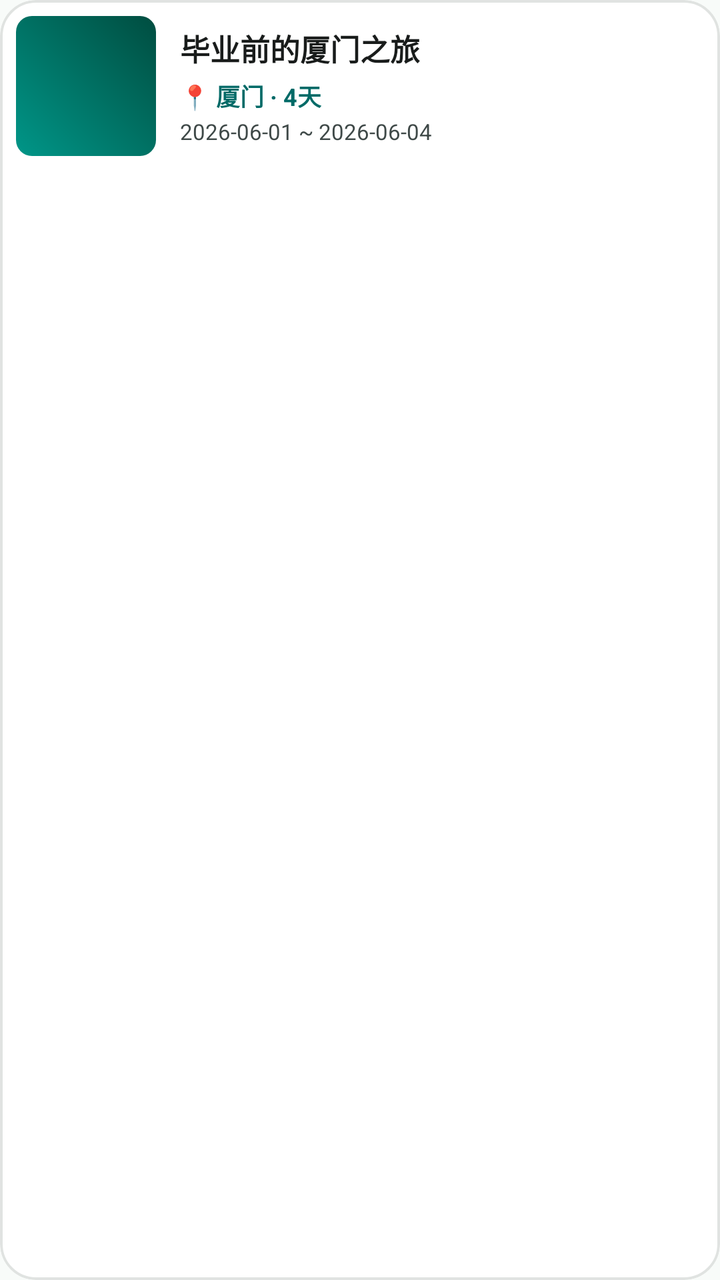
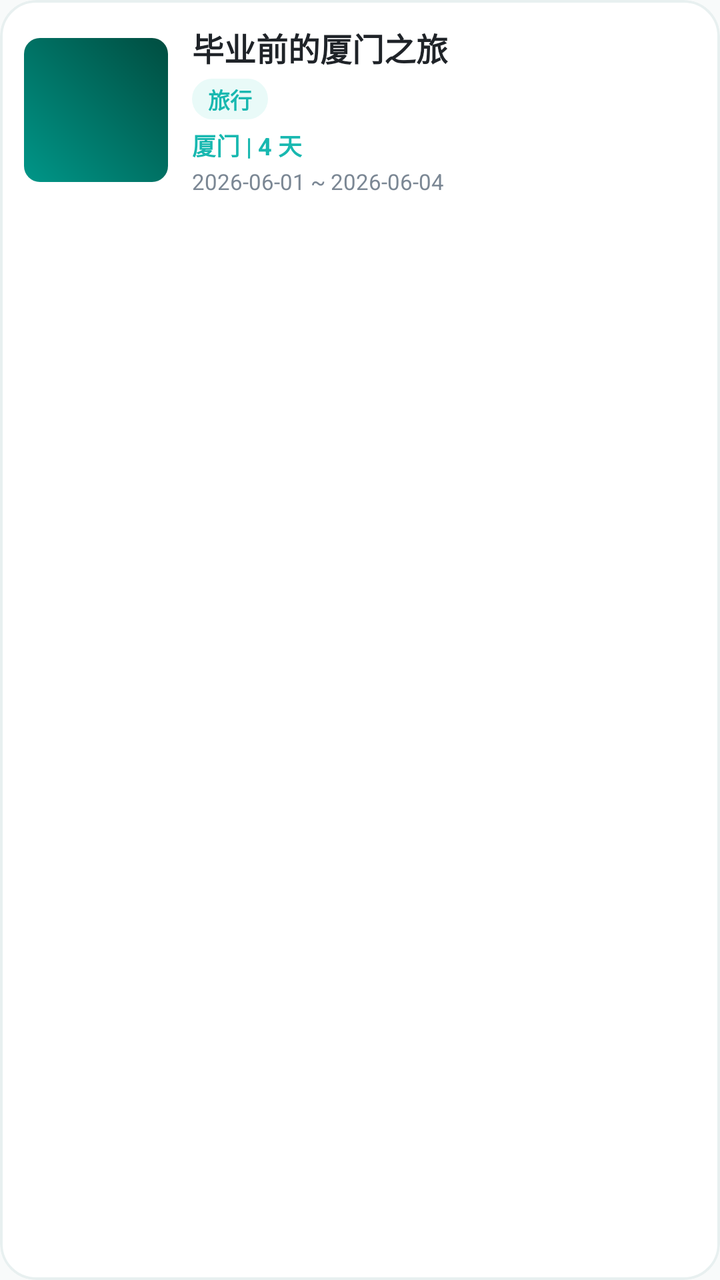

The first picture is an Android layout as it rendered before a commit; the second is the same layout after the commit. The layout source and the unified diff follow.
<!-- AndroidManifest.xml: application theme Theme.TravelMemory -->
<!-- res/layout/item_search_result.xml -->
<?xml version="1.0" encoding="utf-8"?>
<com.google.android.material.card.MaterialCardView xmlns:android="http://schemas.android.com/apk/res/android"
    xmlns:app="http://schemas.android.com/apk/res-auto"
    android:layout_width="match_parent"
    android:layout_height="wrap_content"
    android:layout_marginHorizontal="8dp"
    android:layout_marginVertical="6dp"
    app:cardCornerRadius="18dp"
    app:cardElevation="0dp"
    app:strokeColor="@color/divider"
    app:strokeWidth="1.2dp"
    app:cardBackgroundColor="@color/white">

    <LinearLayout
        android:layout_width="match_parent"
        android:layout_height="wrap_content"
        android:orientation="horizontal"
        android:padding="8dp"
        android:gravity="center_vertical">

        
        <ImageView
            android:id="@+id/iv_search_thumb"
            android:layout_width="70dp"
            android:layout_height="70dp"
            android:scaleType="centerCrop"
            android:src="@drawable/travel_placeholder"
            android:contentDescription="记录缩略图" />

        <LinearLayout
            android:layout_width="0dp"
            android:layout_height="wrap_content"
            android:layout_weight="1"
            android:orientation="vertical"
            android:layout_marginStart="12dp">

            <TextView
                android:id="@+id/tv_search_name"
                android:layout_width="match_parent"
                android:layout_height="wrap_content"
                android:text="毕业前的厦门之旅"
                android:textSize="15dp"
                android:textStyle="bold"
                android:textColor="@color/black" />

            <TextView
                android:id="@+id/tv_search_dest_days"
                android:layout_width="match_parent"
                android:layout_height="wrap_content"
                android:text="📍 厦门 · 4天"
                android:textSize="12sp"
                android:textColor="@color/primary"
                android:textStyle="bold"
                android:layout_marginTop="4dp" />

            <TextView
                android:id="@+id/tv_search_dates"
                android:layout_width="match_parent"
                android:layout_height="wrap_content"
                android:text="2026-06-01 ~ 2026-06-04"
                android:textSize="11sp"
                android:textColor="@color/text_secondary"
                android:layout_marginTop="2dp" />

        </LinearLayout>

    </LinearLayout>

</com.google.android.material.card.MaterialCardView>
<!-- resources referenced by this layout -->
<resources>
  <color name="black">#191C1B</color>
  <color name="divider">#E0E3E1</color>
  <color name="primary">#006A67</color>
  <color name="text_secondary">#3F4948</color>
  <color name="white">#FFFFFF</color>
  <!-- drawable travel_placeholder (drawable) -->
  <?xml version="1.0" encoding="utf-8"?>
  <shape xmlns:android="http://schemas.android.com/apk/res/android"
      android:shape="rectangle">
      <gradient
          android:startColor="#009688"
          android:endColor="#004D40"
          android:angle="45"/>
      <corners android:radius="8dp" />
  </shape>
  <style name="Theme.TravelMemory" parent="Theme.MaterialComponents.Light.NoActionBar">
          
          <item name="colorPrimary">@color/primary</item>
          <item name="colorPrimaryDark">@color/primary_dark</item>
          <item name="colorAccent">@color/accent</item>
  
          
          <item name="android:windowBackground">@color/bg_light</item>
          <item name="android:statusBarColor">@color/primary_dark</item>
      </style>
  <color name="primary_dark">#004B48</color>
  <color name="accent">#006A67</color>
  <color name="bg_light">#F8FBF9</color>
</resources>

<!-- the commit's change to res/layout/item_search_result.xml (unified diff, before → after) -->
@@ -4,66 +4,78 @@
     android:layout_width="match_parent"
     android:layout_height="wrap_content"
     android:layout_marginHorizontal="8dp"
-    android:layout_marginVertical="6dp"
+    android:layout_marginVertical="7dp"
+    app:cardBackgroundColor="@color/white"
     app:cardCornerRadius="18dp"
     app:cardElevation="0dp"
     app:strokeColor="@color/divider"
-    app:strokeWidth="1.2dp"
-    app:cardBackgroundColor="@color/white">
+    app:strokeWidth="1.2dp">
 
     <LinearLayout
         android:layout_width="match_parent"
         android:layout_height="wrap_content"
+        android:gravity="center_vertical"
         android:orientation="horizontal"
-        android:padding="8dp"
-        android:gravity="center_vertical">
+        android:foreground="?android:attr/selectableItemBackground"
+        android:padding="12dp">
 
-        
         <ImageView
             android:id="@+id/iv_search_thumb"
-            android:layout_width="70dp"
-            android:layout_height="70dp"
+            android:layout_width="72dp"
+            android:layout_height="72dp"
+            android:contentDescription="旅程封面"
             android:scaleType="centerCrop"
-            android:src="@drawable/travel_placeholder"
-            android:contentDescription="记录缩略图" />
+            android:src="@drawable/travel_placeholder" />
 
         <LinearLayout
             android:layout_width="0dp"
             android:layout_height="wrap_content"
+            android:layout_marginStart="12dp"
             android:layout_weight="1"
-            android:orientation="vertical"
-            android:layout_marginStart="12dp">
+            android:orientation="vertical">
 
             <TextView
                 android:id="@+id/tv_search_name"
                 android:layout_width="match_parent"
                 android:layout_height="wrap_content"
-                android:text="毕业前的厦门之旅"
-                android:textSize="15dp"
-                android:textStyle="bold"
-                android:textColor="@color/black" />
+                android:text="&#x6BD5;&#x4E1A;&#x524D;&#x7684;&#x53A6;&#x95E8;&#x4E4B;&#x65C5;"
+                android:textColor="@color/black"
+                android:textSize="16sp"
+                android:textStyle="bold" />
+
+            <TextView
+                android:id="@+id/tv_search_source_type"
+                android:layout_width="wrap_content"
+                android:layout_height="wrap_content"
+                android:layout_marginTop="4dp"
+                android:background="@drawable/tag_primary"
+                android:paddingStart="8dp"
+                android:paddingTop="2dp"
+                android:paddingEnd="8dp"
+                android:paddingBottom="2dp"
+                android:text="旅行"
+                android:textColor="@color/primary_dark"
+                android:textSize="11sp"
+                android:textStyle="bold" />
 
             <TextView
                 android:id="@+id/tv_search_dest_days"
                 android:layout_width="match_parent"
                 android:layout_height="wrap_content"
-                android:text="📍 厦门 · 4天"
+                android:layout_marginTop="4dp"
+                android:text="&#x53A6;&#x95E8; | 4 &#x5929;"
+                android:textColor="@color/primary_dark"
                 android:textSize="12sp"
-                android:textColor="@color/primary"
-                android:textStyle="bold"
-                android:layout_marginTop="4dp" />
+                android:textStyle="bold" />
 
             <TextView
                 android:id="@+id/tv_search_dates"
                 android:layout_width="match_parent"
                 android:layout_height="wrap_content"
+                android:layout_marginTop="2dp"
                 android:text="2026-06-01 ~ 2026-06-04"
-                android:textSize="11sp"
                 android:textColor="@color/text_secondary"
-                android:layout_marginTop="2dp" />
-
+                android:textSize="11sp" />
         </LinearLayout>
-
     </LinearLayout>
-
 </com.google.android.material.card.MaterialCardView>
<!-- resource entries referenced after the edit -->
@@ -1,10 +1,16 @@
 <!-- resources referenced by this layout -->
 <resources>
-  <color name="black">#191C1B</color>
-  <color name="divider">#E0E3E1</color>
-  <color name="primary">#006A67</color>
-  <color name="text_secondary">#3F4948</color>
+  <color name="black">#1F2328</color>
+  <color name="divider">#E8F0F0</color>
+  <color name="primary">#35D0C5</color>
+  <color name="text_secondary">#7B8794</color>
   <color name="white">#FFFFFF</color>
+  <!-- drawable tag_primary (drawable) -->
+  <?xml version="1.0" encoding="utf-8"?>
+  <shape xmlns:android="http://schemas.android.com/apk/res/android">
+      <solid android:color="@color/primary_light" />
+      <corners android:radius="14dp" />
+  </shape>
   <!-- drawable travel_placeholder (drawable) -->
   <?xml version="1.0" encoding="utf-8"?>
   <shape xmlns:android="http://schemas.android.com/apk/res/android"
@@ -25,8 +31,9 @@
           <item name="android:windowBackground">@color/bg_light</item>
           <item name="android:statusBarColor">@color/primary_dark</item>
       </style>
-  <color name="primary_dark">#004B48</color>
-  <color name="accent">#006A67</color>
-  <color name="bg_light">#F8FBF9</color>
+  <color name="primary_light">#E9FAF8</color>
+  <color name="primary_dark">#18B8B0</color>
+  <color name="accent">#FF7B61</color>
+  <color name="bg_light">#F8FAFA</color>
 </resources>
 
